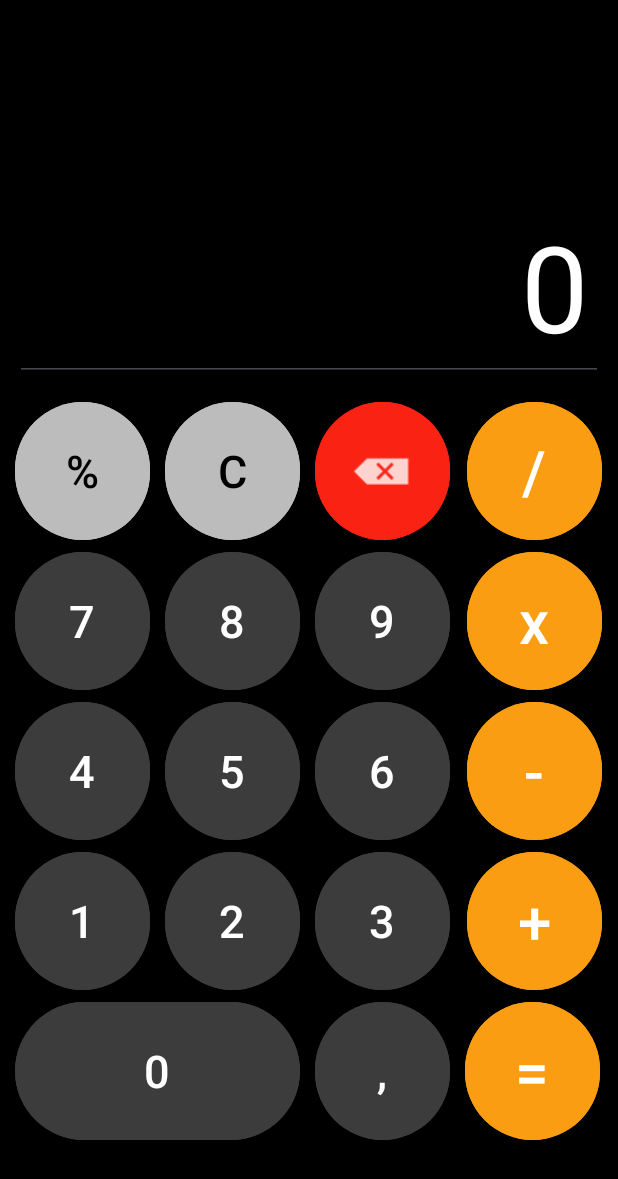
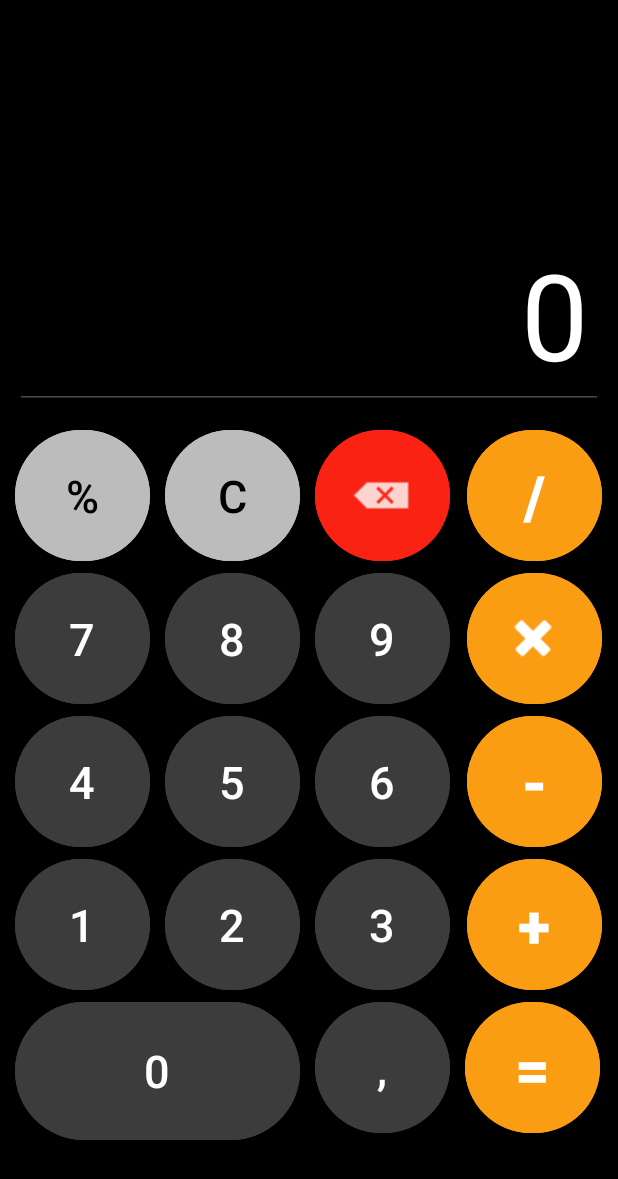
Before and after one commit to nguyenduydan/63133615_AndroidProgramming, an Android app: the screen it shows after launch (MainActivity), after a tap on an icon or button, on a phone screen of 412 x 824 dp. Shown: the top 1179 px of the screen. Run offline under Robolectric (Android 15) with nearby library versions, the light colour scheme and no system bars.

Commit message:
Update Calculator

```diff
--- a/Ex6_Calculator/app/src/main/java/android/edu/ex6_calculator/MainActivity.java
+++ b/Ex6_Calculator/app/src/main/java/android/edu/ex6_calculator/MainActivity.java
@@ -141,14 +141,13 @@ public class MainActivity extends AppCompatActivity {
 
             @Override
             public void afterTextChanged(Editable s) {
-                displayText.setSelection(displayText.getText().length());
+                displayText.setSelection(displayText.getText().length()); // để vị trí con trỏ luôn qua bên phải của chuỗi
                 // Giới hạn số lượng ký tự
                 int maxLength = 10; // Số ký tự tối đa bạn muốn cho phép
                 if (s.length() > maxLength) {
                     displayText.setText(s.subSequence(0, maxLength));
                     displayText.setSelection(maxLength);
                 }
-
                 // Giảm kích thước văn bản khi chế độ RTL
                 float defaultTextSize = 80; // Kích thước văn bản mặc định
                 float minTextSize = 60; // Kích thước văn bản tối thiểu
@@ -161,6 +160,7 @@ public class MainActivity extends AppCompatActivity {
                 } else {
                     displayText.setTextSize(defaultTextSize);
                 }
+
             }
         });
     }
--- a/Ex6_Calculator/app/src/main/res/layout/activity_main.xml
+++ b/Ex6_Calculator/app/src/main/res/layout/activity_main.xml
@@ -36,7 +36,7 @@
         <Button
             android:id="@+id/btnPhanTram"
             android:layout_width="90dp"
-            android:layout_height="100dp"
+            android:layout_height="95dp"
             android:layout_marginTop="10dp"
             android:backgroundTint="#BCBCBC"
             android:textColor="#000000"
@@ -48,7 +48,7 @@
         <Button
             android:id="@+id/btnXoaAll"
             android:layout_width="90dp"
-            android:layout_height="100dp"
+            android:layout_height="95dp"
             android:layout_marginHorizontal="10dp"
             android:layout_marginTop="10dp"
             android:backgroundTint="#BCBCBC"
@@ -61,7 +61,7 @@
         <Button
             android:id="@+id/btnXoa"
             android:layout_width="90dp"
-            android:layout_height="100dp"
+            android:layout_height="95dp"
             android:layout_marginHorizontal="10dp"
             android:layout_marginTop="10dp"
             android:backgroundTint="#FA2313"
@@ -76,7 +76,7 @@
         <Button
             android:id="@+id/btn7"
             android:layout_width="90dp"
-            android:layout_height="100dp"
+            android:layout_height="95dp"
             android:backgroundTint="#3C3C3C"
             android:text="7"
             android:textSize="30dp"
@@ -86,7 +86,7 @@
         <Button
             android:id="@+id/btn9"
             android:layout_width="90dp"
-            android:layout_height="100dp"
+            android:layout_height="95dp"
             android:layout_marginHorizontal="10dp"
             android:backgroundTint="#3C3C3C"
             android:text="9"
@@ -97,7 +97,7 @@
         <Button
             android:id="@+id/btn4"
             android:layout_width="90dp"
-            android:layout_height="100dp"
+            android:layout_height="95dp"
             android:backgroundTint="#3C3C3C"
             android:text="4"
             android:textSize="30dp"
@@ -107,7 +107,7 @@
         <Button
             android:id="@+id/btn5"
             android:layout_width="90dp"
-            android:layout_height="100dp"
+            android:layout_height="95dp"
             android:layout_marginHorizontal="10dp"
             android:backgroundTint="#3C3C3C"
             android:text="5"
@@ -118,7 +118,7 @@
         <Button
             android:id="@+id/btn6"
             android:layout_width="90dp"
-            android:layout_height="100dp"
+            android:layout_height="95dp"
             android:layout_marginHorizontal="10dp"
             android:backgroundTint="#3C3C3C"
             android:text="6"
@@ -129,7 +129,7 @@
         <Button
             android:id="@+id/btn1"
             android:layout_width="90dp"
-            android:layout_height="100dp"
+            android:layout_height="95dp"
             android:backgroundTint="#3C3C3C"
             android:text="1"
             android:textSize="30dp"
@@ -139,7 +139,7 @@
         <Button
             android:id="@+id/btn2"
             android:layout_width="90dp"
-            android:layout_height="100dp"
+            android:layout_height="95dp"
             android:layout_marginHorizontal="10dp"
             android:backgroundTint="#3C3C3C"
             android:text="2"
@@ -150,7 +150,7 @@
         <Button
             android:id="@+id/btn3"
             android:layout_width="90dp"
-            android:layout_height="100dp"
+            android:layout_height="95dp"
             android:layout_marginHorizontal="10dp"
             android:backgroundTint="#3C3C3C"
             android:text="3"
@@ -161,7 +161,7 @@
         <Button
             android:id="@+id/btn8"
             android:layout_width="90dp"
-            android:layout_height="100dp"
+            android:layout_height="95dp"
             android:layout_marginHorizontal="10dp"
             android:backgroundTint="#3C3C3C"
             android:text="8"
@@ -178,10 +178,11 @@
             android:textSize="30dp"
             app:layout_constraintStart_toStartOf="parent"
             app:layout_constraintTop_toBottomOf="@+id/btn1" />
+
         <Button
             android:id="@+id/btnPhay"
             android:layout_width="90dp"
-            android:layout_height="100dp"
+            android:layout_height="95dp"
             android:layout_marginHorizontal="10dp"
             android:backgroundTint="#3C3C3C"
             android:text=","
@@ -192,53 +193,58 @@
         <Button
             android:id="@+id/btnDiv"
             android:layout_width="90dp"
-            android:layout_height="100dp"
+            android:layout_height="95dp"
             android:layout_marginTop="10dp"
             android:backgroundTint="#FA9D12"
             android:layout_marginStart="10dp"
             android:text="/"
             android:textSize="40dp"
+            android:textStyle="bold"
             app:iconSize="40dp"
             app:iconTint="#FFFFFF"
             app:layout_constraintEnd_toEndOf="parent"
             app:layout_constraintStart_toEndOf="@id/btnXoa"
             app:layout_constraintTop_toTopOf="parent" />
+
         <Button
             android:id="@+id/btnMul"
             android:layout_width="90dp"
-            android:layout_height="100dp"
+            android:layout_height="95dp"
+            android:layout_marginStart="10dp"
             android:backgroundTint="#FA9D12"
-            android:layout_marginStart="10dp"
-            android:text="x"
-            android:textSize="40dp"
+            app:icon="@android:drawable/ic_delete"
             app:iconSize="40dp"
             app:iconTint="#FFFFFF"
             app:layout_constraintEnd_toEndOf="parent"
             app:layout_constraintStart_toEndOf="@id/btn9"
             app:layout_constraintTop_toBottomOf="@id/btnDiv" />
+
         <Button
             android:id="@+id/btnSub"
             android:layout_width="90dp"
-            android:layout_height="100dp"
+            android:layout_height="95dp"
+            android:layout_marginStart="10dp"
             android:backgroundTint="#FA9D12"
-            android:layout_marginStart="10dp"
             android:text="-"
             android:textSize="40dp"
+            android:textStyle="bold"
             app:iconSize="40dp"
             app:iconTint="#FFFFFF"
             app:layout_constraintEnd_toEndOf="parent"
             app:layout_constraintStart_toEndOf="@id/btn6"
             app:layout_constraintTop_toBottomOf="@id/btnMul" />
+
         <Button
             android:id="@+id/btnAdd"
             android:layout_width="90dp"
-            android:layout_height="100dp"
+            android:layout_height="95dp"
+            android:layout_marginStart="10dp"
             android:backgroundTint="#FA9D12"
-            android:layout_marginStart="10dp"
             android:text="+"
             android:textSize="40dp"
             app:iconSize="40dp"
             app:iconTint="#FFFFFF"
+            android:textStyle="bold"
             app:layout_constraintEnd_toEndOf="parent"
             app:layout_constraintStart_toEndOf="@id/btn3"
             app:layout_constraintTop_toBottomOf="@id/btnSub" />
@@ -246,13 +252,14 @@
         <Button
             android:id="@+id/btnEqual"
             android:layout_width="90dp"
-            android:layout_height="100dp"
+            android:layout_height="95dp"
             android:layout_marginStart="10dp"
             android:backgroundTint="#FA9D12"
             android:text="="
             android:textSize="40dp"
             app:iconSize="40dp"
             app:iconTint="#FFFFFF"
+            android:textStyle="bold"
             app:layout_constraintEnd_toEndOf="parent"
             app:layout_constraintHorizontal_bias="0.0"
             app:layout_constraintStart_toEndOf="@id/btnPhay"
```
